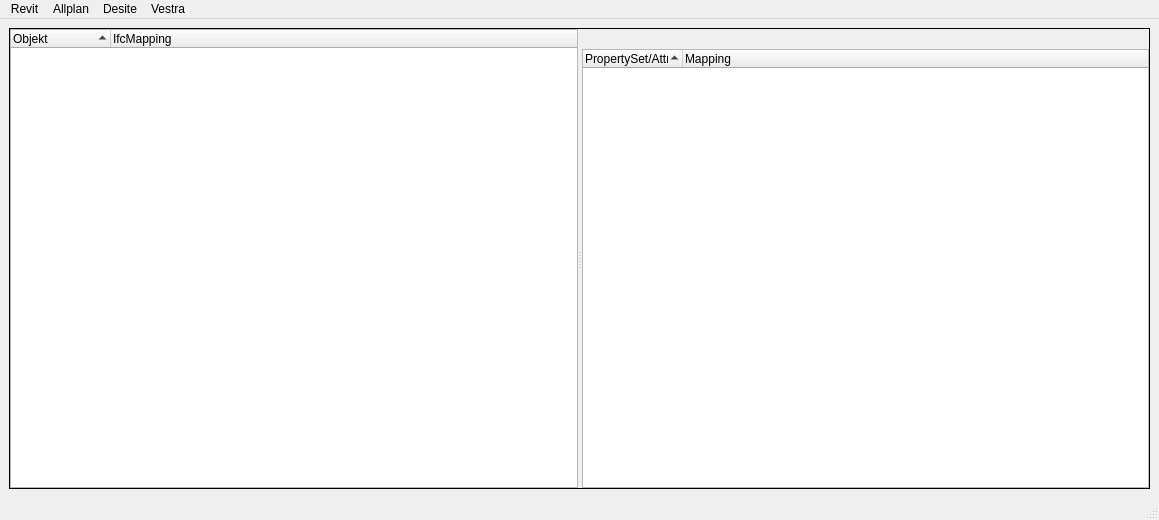
c-mellueh/SOM-Toolkit, file src/som_gui/qt_designs/MappingWindow.ui: the form before one commit.
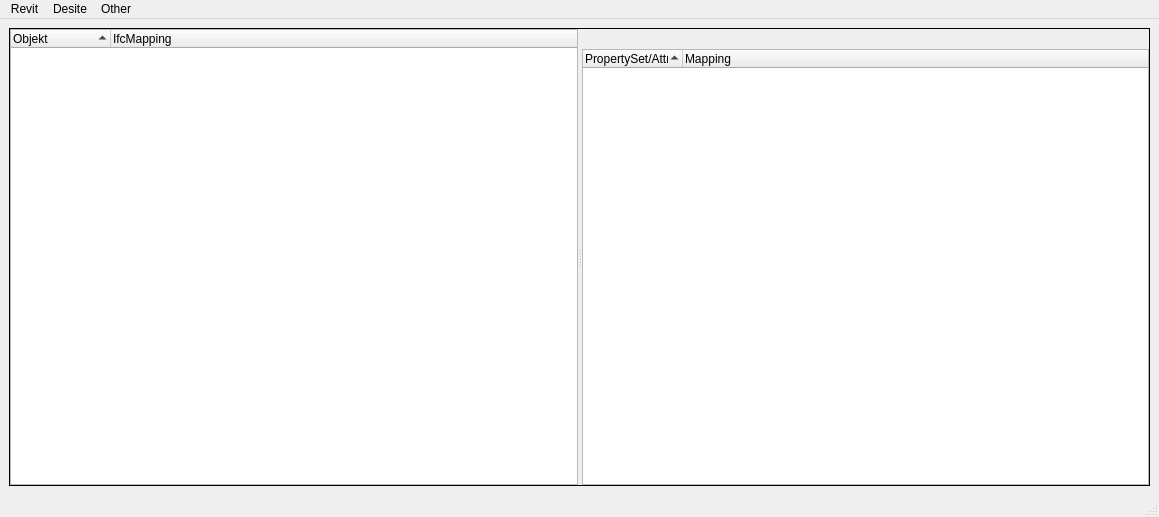
The form after the commit.

What changed in the file:
```diff
--- a/src/som_gui/qt_designs/MappingWindow.ui
+++ b/src/som_gui/qt_designs/MappingWindow.ui
@@ -7,7 +7,7 @@
     <x>0</x>
     <y>0</y>
     <width>1159</width>
-    <height>520</height>
+    <height>517</height>
    </rect>
   </property>
   <property name="windowTitle">
@@ -86,7 +86,7 @@
      <x>0</x>
      <y>0</y>
      <width>1159</width>
-     <height>22</height>
+     <height>21</height>
     </rect>
    </property>
    <widget class="QMenu" name="menu_revit">
@@ -96,28 +96,21 @@
     <addaction name="action_ifc"/>
     <addaction name="action_shared_parameters"/>
    </widget>
-   <widget class="QMenu" name="menu_allplan">
-    <property name="title">
-     <string>Allplan</string>
-    </property>
-    <addaction name="action_export_attribute_excel"/>
-   </widget>
    <widget class="QMenu" name="menu_desite">
     <property name="title">
      <string>Desite</string>
     </property>
     <addaction name="action_create_mapping_script"/>
    </widget>
-   <widget class="QMenu" name="menuVestra">
+   <widget class="QMenu" name="menu_other">
     <property name="title">
-     <string>Vestra</string>
+     <string>Other</string>
     </property>
     <addaction name="action_create_vestra_mapping"/>
    </widget>
    <addaction name="menu_revit"/>
-   <addaction name="menu_allplan"/>
    <addaction name="menu_desite"/>
-   <addaction name="menuVestra"/>
+   <addaction name="menu_other"/>
   </widget>
   <widget class="QStatusBar" name="statusbar"/>
   <action name="action_ifc">
```
Left out of the diff: 29 changed lines with no effect on the pictures.
